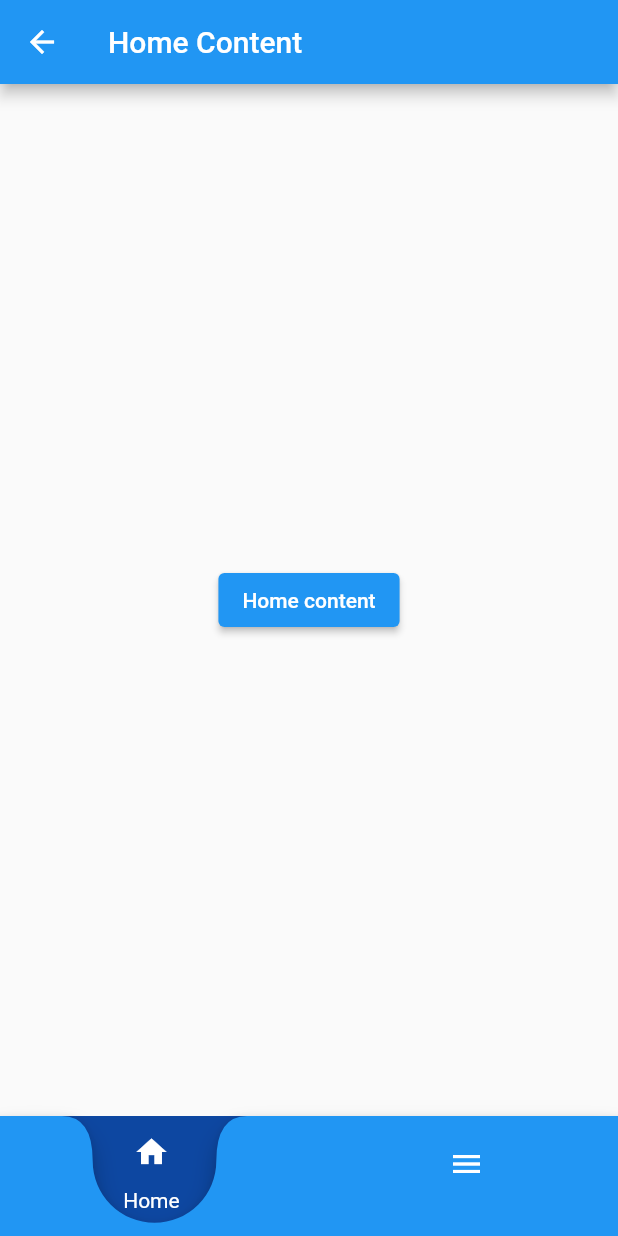
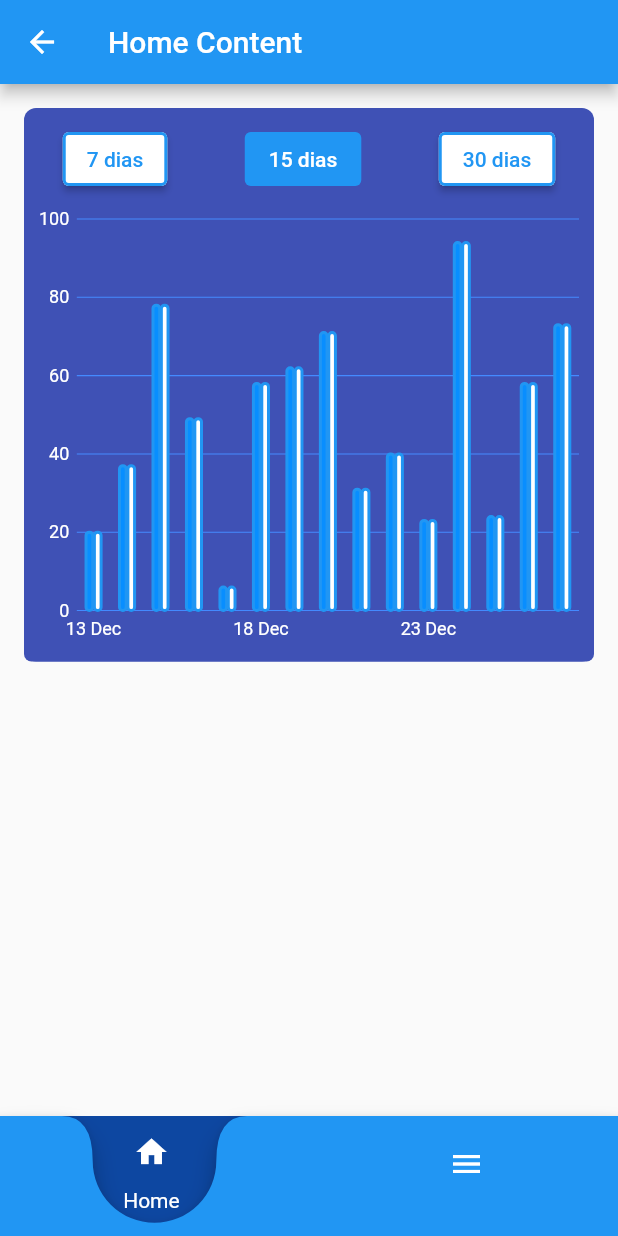
Before and after one commit to RibarrJR/fidelidade_android, a Flutter app: the screen it shows after launch, after a tap on "Entrar", on a phone screen of 412 x 824 dp. Run offline on Flutter 3.47's test engine with Material 2 defaults, Android fonts, the light colour scheme and no system bars; our stand-ins replace email_validator, mask_text_input_formatter, syncfusion_flutter_charts; missing offline and left inert: cpf_cnpj_validator.

Commit message:
Implementação do grafico

```diff
--- a/lib/main.dart
+++ b/lib/main.dart
@@ -12,7 +12,6 @@ class App extends StatelessWidget {
   @override
   Widget build(BuildContext context) {
     return MaterialApp(
-
       title: "+Fideliade",
       initialRoute: '/',
       theme: ThemeData(primarySwatch: Colors.blue),
--- a/lib/pages/Home/HomePage.dart
+++ b/lib/pages/Home/HomePage.dart
@@ -1,4 +1,5 @@
 import 'package:flutter/material.dart';
+import 'components/AppChart.dart';
 
 class HomePage extends StatelessWidget {
   const HomePage({Key? key}) : super(key: key);
@@ -9,13 +10,10 @@ class HomePage extends StatelessWidget {
       appBar: AppBar(
         title: const Text("Home Content"),
       ),
-      body: Center(
-        child: ElevatedButton(
-          onPressed: () {
-            // Navigator.pop(context);
-          },
-          child: const Text('Home content'),
-        ),
+      body: Column(
+        children: const [
+          AppChart(),
+        ],
       ),
     );
   }
--- /dev/null
+++ b/lib/pages/Home/components/AppChart.dart
@@ -0,0 +1,207 @@
+import 'package:flutter/material.dart';
+import 'package:syncfusion_flutter_charts/charts.dart';
+import 'dart:math';
+import 'package:intl/intl.dart';
+
+import 'AppChartButton.dart';
+
+class _ChartData {
+  _ChartData(this.x, this.y1, this.y2);
+  final String x;
+  final double? y1;
+  final double? y2;
+}
+
+class AppChart extends StatefulWidget {
+  const AppChart({Key? key}) : super(key: key);
+
+  @override
+  State<StatefulWidget> createState() {
+    return _AppChart();
+  }
+}
+
+class _AppChart extends State<AppChart> {
+  Map buttons = {
+    'btn1Selected': false,
+    'btn2Selected': true,
+    'btn3Selected': false,
+  };
+  List<_ChartData> data = <_ChartData>[];
+  final _tooltip = TooltipBehavior(enable: true);
+
+  List<double> _generateListOfNumber(int count) {
+    Random random = Random();
+    List<double> list = [];
+    for (var i = 0; i < count; i++) {
+      double randomNumber = random.nextInt(100).toDouble();
+      list.add(randomNumber);
+    }
+    return list;
+  }
+
+  List<String> _createListOfDatesWithGivenNumber(int numberOfDays) {
+    List<String> datesList = [];
+
+    for (var i = 0; i < numberOfDays; i++) {
+      var currentDate = DateTime.now();
+      var date = currentDate.subtract(Duration(days: i));
+      var day = date.day;
+      String month = DateFormat('MMM').format(date);
+      datesList.insert(0, '$day $month');
+    }
+    return datesList;
+  }
+
+  void _resetButtons() {
+    buttons['btn1Selected'] = false;
+    buttons['btn2Selected'] = false;
+    buttons['btn3Selected'] = false;
+  }
+
+  void onButtonSelected(String btn) {
+    setState(() {
+      _resetButtons();
+      buttons[btn] = true;
+    });
+
+    switch (btn) {
+      case 'btn1Selected':
+        generateChartValues(7);
+        break;
+      case 'btn2Selected':
+        generateChartValues(15);
+        break;
+      case 'btn3Selected':
+        generateChartValues(30);
+        break;
+      default:
+    }
+  }
+
+  void generateChartValues(int amount) {
+    List<double> listOfCoinsValues = [];
+    List<double> listOfCurrencyValues = [];
+    List<String> listofDays = [];
+    data = [];
+    listOfCoinsValues = _generateListOfNumber(amount);
+    listOfCurrencyValues = _generateListOfNumber(amount);
+    listofDays = _createListOfDatesWithGivenNumber(amount);
+    for (var i = 0; i < amount; i++) {
+      data.add(_ChartData(
+          listofDays[i], listOfCurrencyValues[i], listOfCoinsValues[i]));
+    }
+  }
+
+  @override
+  void initState() {
+    onButtonSelected('btn2Selected');
+    int amount = 15;
+    generateChartValues(amount);
+    super.initState();
+  }
+
+  @override
+  Widget build(BuildContext context) {
+    return Container(
+      decoration: const BoxDecoration(
+        color: Colors.indigo,
+        borderRadius: BorderRadius.all(Radius.circular(8)),
+      ),
+      padding: const EdgeInsets.only(top: 10.0),
+      margin: const EdgeInsets.all(16.00),
+      child: Column(
+        children: [
+          Center(
+            child: Container(
+              margin: const EdgeInsets.only(bottom: 6),
+              child: Row(
+                mainAxisAlignment: MainAxisAlignment.spaceAround,
+                children: [
+                  AppChartButton(
+                    label: '7 dias',
+                    name: 'btn1Selected',
+                    onSelect: onButtonSelected,
+                    selected: buttons['btn1Selected'],
+                  ),
+                  AppChartButton(
+                    label: '15 dias',
+                    name: 'btn2Selected',
+                    onSelect: onButtonSelected,
+                    selected: buttons['btn2Selected'],
+                  ),
+                  AppChartButton(
+                    label: '30 dias',
+                    name: 'btn3Selected',
+                    onSelect: onButtonSelected,
+                    selected: buttons['btn3Selected'],
+                  ),
+                ],
+              ),
+            ),
+          ),
+          SfCartesianChart(
+            backgroundColor: Colors.indigo,
+            enableSideBySideSeriesPlacement: true,
+            plotAreaBorderWidth: 0,
+            plotAreaBorderColor: Colors.transparent,
+            primaryXAxis: CategoryAxis(
+                name: 'eixo x',
+                isVisible: true,
+                labelStyle: const TextStyle(color: Colors.white),
+                borderColor: Colors.transparent,
+                majorGridLines: const MajorGridLines(color: Colors.transparent),
+                majorTickLines: const MajorTickLines(size: 0),
+                axisLine: const AxisLine(color: Colors.transparent)),
+            primaryYAxis: NumericAxis(
+                name: 'eixo y',
+                labelStyle: const TextStyle(color: Colors.white),
+                minimum: 0,
+                // interval: 10,
+                majorGridLines: const MajorGridLines(color: Colors.blueAccent),
+                majorTickLines: const MajorTickLines(size: 0),
+                axisLine: const AxisLine(color: Colors.transparent)),
+            tooltipBehavior: _tooltip,
+            series: [
+              ColumnSeries(
+                  borderColor: Colors.blue,
+                  borderRadius: const BorderRadius.all(Radius.circular(4)),
+                  borderWidth: 2,
+                  dataSource: data,
+                  opacity: 1,
+                  xValueMapper: (_ChartData data, _) => data.x,
+                  yValueMapper: (_ChartData data, _) => data.y1,
+                  name: "coins",
+                  color: const Color.fromRGBO(8, 142, 255, 1),
+                  spacing: 0.2,
+                  width: 0.5,
+                  dataLabelSettings: const DataLabelSettings(isVisible: false)),
+              ColumnSeries(
+                  borderColor: Colors.blue,
+                  borderRadius: const BorderRadius.all(Radius.circular(4)),
+                  borderWidth: 2,
+                  dataSource: data,
+                  width: 0.5,
+                  xValueMapper: (_ChartData data, _) => data.x,
+                  yValueMapper: (_ChartData data, _) => data.y2,
+                  name: "money",
+                  color: Colors.white,
+                  spacing: 0.2,
+                  dataLabelSettings: const DataLabelSettings(isVisible: false)),
+            ],
+          ),
+          Container(
+            height: 5,
+            decoration: const BoxDecoration(
+              color: Colors.indigo,
+              borderRadius: BorderRadius.only(
+                bottomRight: Radius.circular(8.0),
+                bottomLeft: Radius.circular(8.0),
+              ),
+            ),
+          )
+        ],
+      ),
+    );
+  }
+}
--- /dev/null
+++ b/lib/pages/Home/components/AppChartButton.dart
@@ -0,0 +1,40 @@
+import 'package:flutter/material.dart';
+
+class AppChartButton extends StatelessWidget {
+  bool selected;
+  String label;
+  String name;
+  Function onSelect;
+
+  final List<ButtonStyle> _styles = [
+    ButtonStyle(
+      backgroundColor: MaterialStateProperty.all(Colors.white),
+      side: MaterialStateProperty.all(const BorderSide(
+          width: 2, style: BorderStyle.solid, color: Colors.blue)),
+    ),
+    ButtonStyle(
+      shadowColor: MaterialStateProperty.all(Colors.transparent),
+    )
+  ];
+
+  AppChartButton(
+      {Key? key,
+      required this.selected,
+      required this.label,
+      required this.name,
+      required this.onSelect})
+      : super(key: key);
+
+  @override
+  Widget build(BuildContext context) {
+    return ElevatedButton(
+        style: selected ? _styles[1] : _styles[0],
+        onPressed: () {
+          onSelect(name);
+        },
+        child: Text(
+          label,
+          style: TextStyle(color: selected ? Colors.white : Colors.blue),
+        ));
+  }
+}
--- a/pubspec.yaml
+++ b/pubspec.yaml
@@ -3,7 +3,7 @@ description: A new Flutter project.
 
 # The following line prevents the package from being accidentally published to
 # pub.dev using `flutter pub publish`. This is preferred for private packages.
-publish_to: 'none' # Remove this line if you wish to publish to pub.dev
+publish_to: "none" # Remove this line if you wish to publish to pub.dev
 
 # The following defines the version and build number for your application.
 # A version number is three numbers separated by dots, like 1.2.43
@@ -38,6 +38,7 @@ dependencies:
   http: ^0.13.4
   email_validator: ^2.0.1
   cpf_cnpj_validator: ^2.0.0
+  syncfusion_flutter_charts: ^19.4.38
 dev_dependencies:
   flutter_test:
     sdk: flutter
@@ -54,7 +55,6 @@ dev_dependencies:
 
 # The following section is specific to Flutter.
 flutter:
-
   # The following line ensures that the Material Icons font is
   # included with your application, so that you can use the icons in
   # the material Icons class.
@@ -66,7 +66,6 @@ flutter:
   # assets:
   #   - images/a_dot_burr.jpeg
   #   - images/a_dot_ham.jpeg
-
 
   # An image asset can refer to one or more resolution-specific "variants", see
   # https://flutter.dev/assets-and-images/#resolution-aware.
```
